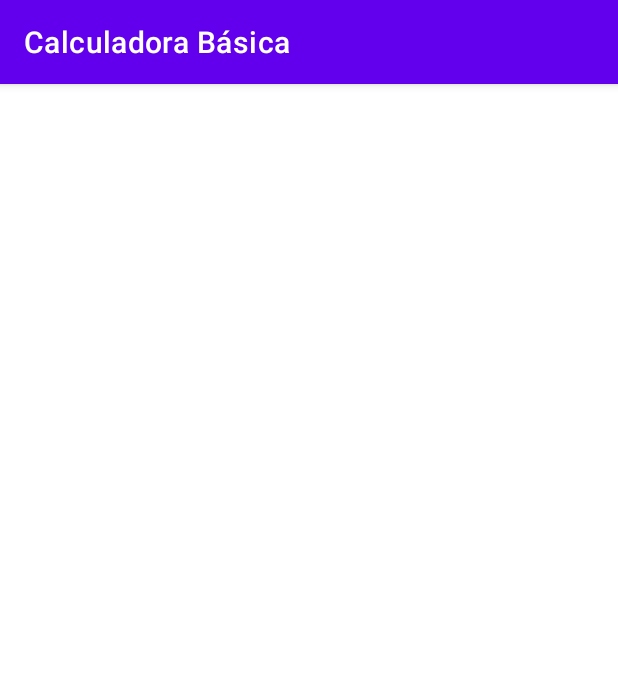
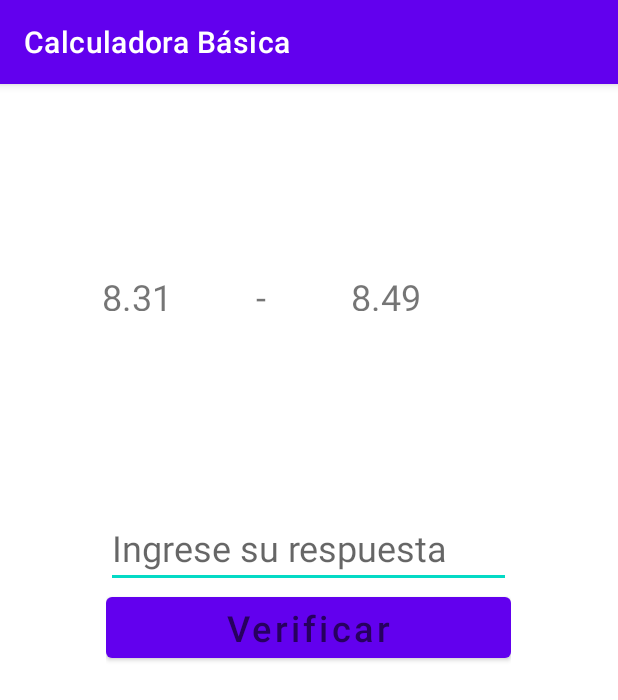
Before and after one commit to Spatriciopk/My_App2, an Android app: the screen it shows after launch (MainActivity2), after a tap on an icon or button, on a phone screen of 412 x 824 dp. Shown: the top 700 px of the screen. Run offline under Robolectric (Android 15) with nearby library versions, the phone set to English and light mode, and no system bars; 1 other tap on this screen came first.

Commit message:
Juego de la calculadora listo

```diff
--- a/app/src/main/java/com/example/my_app2/MainActivity2.java
+++ b/app/src/main/java/com/example/my_app2/MainActivity2.java
@@ -3,12 +3,74 @@ package com.example.my_app2;
 import androidx.appcompat.app.AppCompatActivity;
 
 import android.os.Bundle;
+import android.view.View;
+import android.widget.Button;
+import android.widget.EditText;
+import android.widget.TextView;
+
+import java.text.DecimalFormat;
 
 public class MainActivity2 extends AppCompatActivity {
-
+    private TextView et1,et2,et3,et5;
+    private EditText et4;
+    private TextView tv;
+    private double int_num1,int_num2;
+    private int int_num3;
+    private String operacion []={"+","-","*","/"};
+    private Button calcular;
+    private  DecimalFormat df;
     @Override
     protected void onCreate(Bundle savedInstanceState) {
         super.onCreate(savedInstanceState);
         setContentView(R.layout.activity_main2);
+         df = new DecimalFormat("#.00");
+        et1 = (TextView) findViewById(R.id.double_num1);
+        et2 = (TextView) findViewById(R.id.double_num2);
+        et3 = (TextView) findViewById(R.id.str_operacion);
+        int_num1 =  Double.parseDouble(df.format((Math.random()*10+1)));
+        int_num2 =  Double.parseDouble(df.format((Math.random()*10+1)));
+        int_num3 = (int) (Math.random()*4);
+        et1.setText(String.valueOf(int_num1));
+        et2.setText(String.valueOf(int_num2));
+        et3.setText(String.valueOf(operacion[int_num3]));
+        calcular= (Button) findViewById(R.id.btn_resultadoJuego);
     }
+
+    public void verificar(View vista){
+        tv = (TextView) findViewById(R.id.str_resultado_juego);
+        et4 = (EditText) findViewById(R.id.double_respuesta);
+        et5 = (TextView) findViewById(R.id.str_resultado_juego);
+        double result = Double.parseDouble(et4.getText().toString());
+        double resultado_num = 0;
+        if( operacion[int_num3].equals("+")){
+            resultado_num = Double.parseDouble(df.format(int_num1+int_num2));
+            if(result == resultado_num)
+                et5.setText("Felicitaciones");
+
+            else
+                et5.setText("Vuelva a Intentarlo");
+        }
+        else if ( operacion[int_num3].equals("-")){
+            resultado_num = Double.parseDouble(df.format(int_num1-int_num2));
+            if(result == resultado_num)
+                et5.setText("Felicitaciones");
+            else
+                et5.setText("Vuelva a Intentarlo");
+        }
+        else if ( operacion[int_num3].equals("*")){
+            resultado_num = Double.parseDouble(df.format(int_num1*int_num2));
+            if(result == resultado_num)
+                et5.setText("Felicitaciones");
+            else
+                et5.setText("Vuelva a Intentarlo");
+        }
+        else if ( operacion[int_num3].equals("/")){
+            resultado_num = Double.parseDouble(df.format(int_num1/int_num2));
+            if(result == resultado_num)
+                et5.setText("Felicitaciones");
+            else
+                et5.setText("Vuelva a Intentarlo");
+        }
+    }
+
 }
--- a/app/src/main/res/layout/activity_main.xml
+++ b/app/src/main/res/layout/activity_main.xml
@@ -112,20 +112,6 @@
         app:layout_constraintStart_toStartOf="parent"
         app:layout_constraintTop_toBottomOf="@+id/rbt_group_option" />
 
-    <ImageView
-        android:id="@+id/imageView"
-        android:layout_width="wrap_content"
-        android:layout_height="wrap_content"
-        android:layout_marginStart="16dp"
-        android:layout_marginEnd="169dp"
-        app:layout_constraintBottom_toTopOf="@+id/out_str_resultado"
-        app:layout_constraintEnd_toEndOf="parent"
-        app:layout_constraintHorizontal_bias="0.0"
-        app:layout_constraintStart_toEndOf="@+id/btn_calcular"
-        app:layout_constraintTop_toBottomOf="@+id/rbt_group_option"
-        app:layout_constraintVertical_bias="0.42000002"
-        tools:srcCompat="@tools:sample/avatars" />
-
     <ImageButton
         android:id="@+id/imageButton2"
         android:layout_width="162dp"
@@ -134,8 +120,7 @@
         android:onClick="juego"
         app:layout_constraintBottom_toTopOf="@+id/out_str_resultado"
         app:layout_constraintEnd_toEndOf="parent"
-        app:layout_constraintHorizontal_bias="0.151"
-        app:layout_constraintStart_toEndOf="@+id/imageView"
+        app:layout_constraintStart_toEndOf="@+id/btn_calcular"
         app:layout_constraintTop_toBottomOf="@+id/rbt_group_option"
         app:layout_constraintVertical_bias="0.46"
         app:srcCompat="@mipmap/jostick" />
--- a/app/src/main/res/layout/activity_main2.xml
+++ b/app/src/main/res/layout/activity_main2.xml
@@ -6,4 +6,82 @@
     android:layout_height="match_parent"
     tools:context=".MainActivity2">
 
+    <LinearLayout
+        android:id="@+id/linearLayout2"
+        android:layout_width="269dp"
+        android:layout_height="26dp"
+        android:layout_marginStart="16dp"
+        android:layout_marginTop="48dp"
+        android:layout_marginEnd="23dp"
+        android:layout_marginBottom="27dp"
+        android:orientation="horizontal"
+        app:layout_constraintBottom_toTopOf="@+id/linearLayout"
+        app:layout_constraintEnd_toEndOf="parent"
+        app:layout_constraintStart_toStartOf="parent"
+        app:layout_constraintTop_toTopOf="parent">
+
+        <TextView
+            android:id="@+id/double_num1"
+            android:layout_width="wrap_content"
+            android:layout_height="wrap_content"
+            android:layout_weight="1"
+            android:hint="@string/double_num1"
+            android:textSize="24sp" />
+
+        <TextView
+            android:id="@+id/str_operacion"
+            android:layout_width="wrap_content"
+            android:layout_height="wrap_content"
+            android:layout_weight="1"
+            android:hint="@string/str_operacion"
+            android:textSize="24sp" />
+
+        <TextView
+            android:id="@+id/double_num2"
+            android:layout_width="wrap_content"
+            android:layout_height="wrap_content"
+            android:layout_weight="1"
+            android:hint="@string/double_num2"
+            android:textSize="24sp" />
+    </LinearLayout>
+
+    <LinearLayout
+        android:id="@+id/linearLayout"
+        android:layout_width="270dp"
+        android:layout_height="158dp"
+        android:layout_marginStart="19dp"
+        android:layout_marginTop="27dp"
+        android:layout_marginEnd="20dp"
+        android:layout_marginBottom="250dp"
+        android:orientation="vertical"
+        app:layout_constraintBottom_toBottomOf="parent"
+        app:layout_constraintEnd_toEndOf="parent"
+        app:layout_constraintStart_toStartOf="parent"
+        app:layout_constraintTop_toBottomOf="@+id/linearLayout2">
+
+        <EditText
+            android:id="@+id/double_respuesta"
+            android:layout_width="match_parent"
+            android:layout_height="wrap_content"
+            android:ems="10"
+            android:hint="@string/double_respuesta"
+            android:inputType="textPersonName"
+            android:textSize="24sp" />
+
+        <Button
+            android:id="@+id/btn_resultadoJuego"
+            android:layout_width="match_parent"
+            android:layout_height="wrap_content"
+            android:hint="@string/btn_resultadoJuego"
+            android:onClick="verificar"
+            android:textSize="24sp" />
+
+        <TextView
+            android:id="@+id/str_resultado_juego"
+            android:layout_width="match_parent"
+            android:layout_height="wrap_content"
+            android:hint="@string/str_resultado_juego"
+            android:textSize="24sp" />
+    </LinearLayout>
+
 </androidx.constraintlayout.widget.ConstraintLayout>
--- a/app/src/main/res/values/strings.xml
+++ b/app/src/main/res/values/strings.xml
@@ -8,4 +8,10 @@
     <string name="rbt_division">División</string>
     <string name="btn_calcular">Calcular</string>
     <string name="out_str_resultado">Resultado</string>
+    <string name="double_num1"></string>
+    <string name="str_operacion"></string>
+    <string name="double_num2"></string>
+    <string name="double_respuesta">Ingrese su respuesta</string>
+    <string name="btn_resultadoJuego">Verificar</string>
+    <string name="str_resultado_juego"></string>
 </resources>
```
